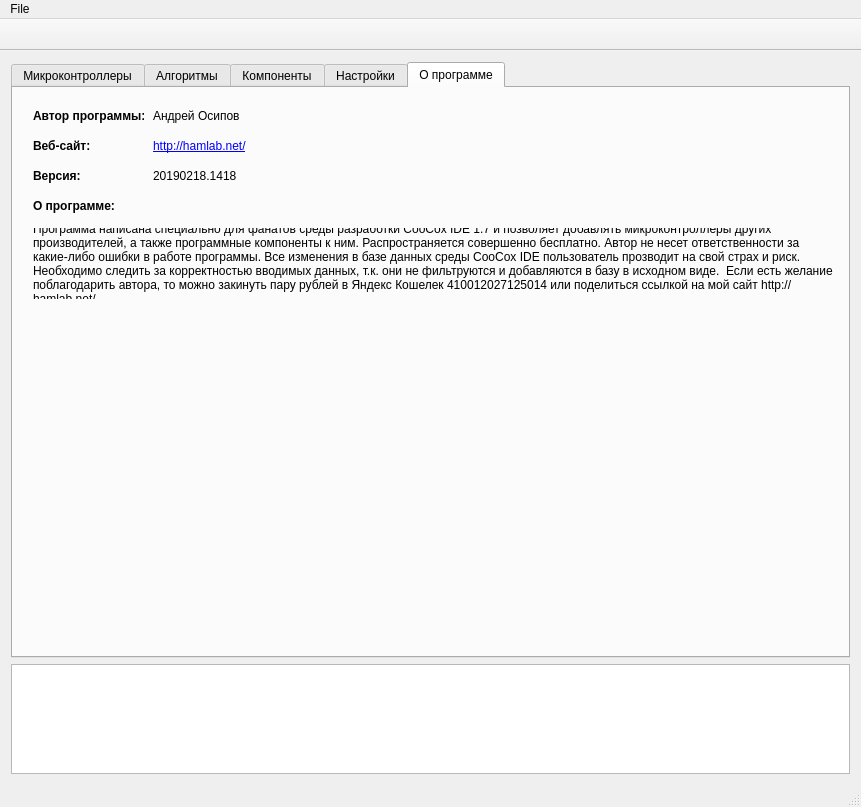
unsi9ned/coide-pack-installer, file src/views/mainform.ui: the form before one commit.
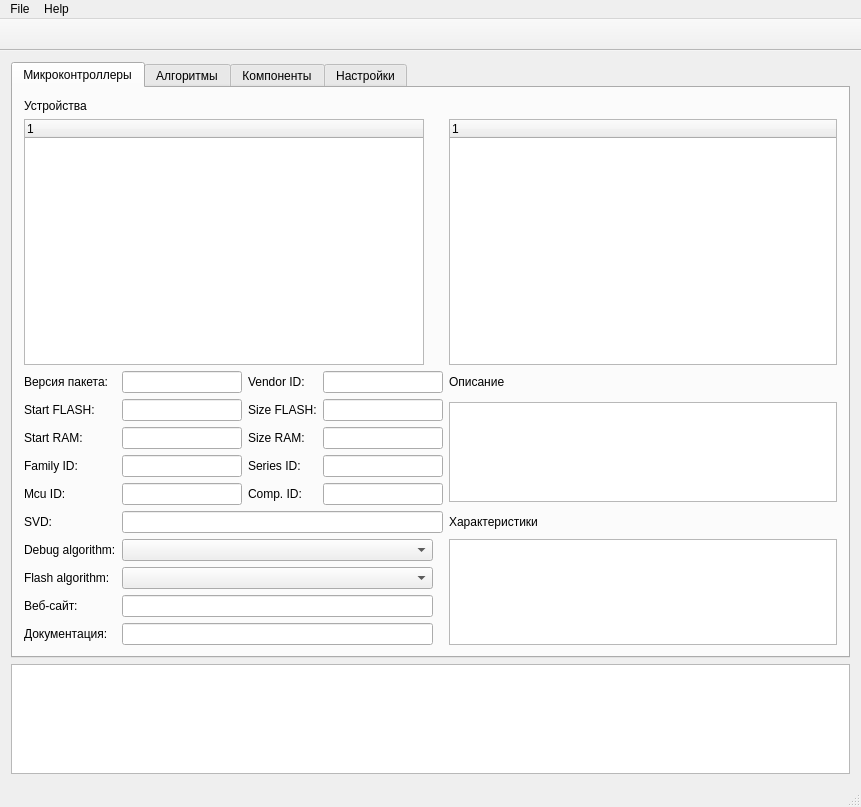
The form after the commit. The open tabs and pages were chosen to show the change. Icons and pictures are not drawn. Custom widgets are drawn as their Qt base class.

Commit message: Добавлено диалоговое окно "О программе"

Patch:
```diff
--- a/src/views/mainform.ui
+++ b/src/views/mainform.ui
@@ -724,153 +724,6 @@
         </property>
        </widget>
       </widget>
-      <widget class="QWidget" name="tab">
-       <attribute name="title">
-        <string>О программе</string>
-       </attribute>
-       <widget class="QLabel" name="label_22">
-        <property name="geometry">
-         <rect>
-          <x>20</x>
-          <y>20</y>
-          <width>111</width>
-          <height>16</height>
-         </rect>
-        </property>
-        <property name="font">
-         <font>
-          <weight>75</weight>
-          <bold>true</bold>
-         </font>
-        </property>
-        <property name="text">
-         <string>Автор программы:</string>
-        </property>
-       </widget>
-       <widget class="QLabel" name="label_23">
-        <property name="geometry">
-         <rect>
-          <x>140</x>
-          <y>20</y>
-          <width>91</width>
-          <height>16</height>
-         </rect>
-        </property>
-        <property name="text">
-         <string>Андрей Осипов</string>
-        </property>
-       </widget>
-       <widget class="QLabel" name="label_24">
-        <property name="geometry">
-         <rect>
-          <x>20</x>
-          <y>50</y>
-          <width>71</width>
-          <height>16</height>
-         </rect>
-        </property>
-        <property name="font">
-         <font>
-          <weight>75</weight>
-          <bold>true</bold>
-         </font>
-        </property>
-        <property name="text">
-         <string>Веб-сайт:</string>
-        </property>
-       </widget>
-       <widget class="QClickableLabel" name="labelWebSite">
-        <property name="geometry">
-         <rect>
-          <x>140</x>
-          <y>50</y>
-          <width>221</width>
-          <height>16</height>
-         </rect>
-        </property>
-        <property name="font">
-         <font>
-          <underline>true</underline>
-         </font>
-        </property>
-        <property name="cursor">
-         <cursorShape>PointingHandCursor</cursorShape>
-        </property>
-        <property name="styleSheet">
-         <string notr="true">color: rgb(0, 0, 255);</string>
-        </property>
-        <property name="text">
-         <string>http://hamlab.net/</string>
-        </property>
-       </widget>
-       <widget class="QLabel" name="label_26">
-        <property name="geometry">
-         <rect>
-          <x>20</x>
-          <y>80</y>
-          <width>71</width>
-          <height>16</height>
-         </rect>
-        </property>
-        <property name="font">
-         <font>
-          <weight>75</weight>
-          <bold>true</bold>
-         </font>
-        </property>
-        <property name="text">
-         <string>Версия:</string>
-        </property>
-       </widget>
-       <widget class="QLabel" name="labelAppVersion">
-        <property name="geometry">
-         <rect>
-          <x>140</x>
-          <y>80</y>
-          <width>221</width>
-          <height>16</height>
-         </rect>
-        </property>
-        <property name="text">
-         <string>20190218.1418</string>
-        </property>
-       </widget>
-       <widget class="QLabel" name="label_28">
-        <property name="geometry">
-         <rect>
-          <x>20</x>
-          <y>110</y>
-          <width>81</width>
-          <height>16</height>
-         </rect>
-        </property>
-        <property name="font">
-         <font>
-          <weight>75</weight>
-          <bold>true</bold>
-         </font>
-        </property>
-        <property name="text">
-         <string>О программе:</string>
-        </property>
-       </widget>
-       <widget class="QLabel" name="label_29">
-        <property name="geometry">
-         <rect>
-          <x>20</x>
-          <y>140</y>
-          <width>801</width>
-          <height>71</height>
-         </rect>
-        </property>
-        <property name="text">
-         <string>Программа написана специально для фанатов среды разработки CooCox IDE 1.7 и позволяет добавлять микроконтроллеры других производителей, а также программные компоненты к ним. Распространяется совершенно бесплатно. Автор не несет ответственности за какие-либо ошибки в работе программы. Все изменения в базе данных среды CooCox IDE пользователь прозводит на свой страх и риск. Необходимо следить за корректностью вводимых данных, т.к. они не фильтруются и добавляются в базу в исходном виде.  Если есть желание поблагодарить автора, то можно закинуть пару рублей в Яндекс Кошелек 410012027125014 или поделиться ссылкой на мой сайт http://hamlab.net/</string>
-        </property>
-        <property name="wordWrap">
-         <bool>true</bool>
-        </property>
-       </widget>
-      </widget>
      </widget>
     </item>
    </layout>
@@ -892,7 +745,14 @@
     <addaction name="separator"/>
     <addaction name="actionPreferences"/>
    </widget>
+   <widget class="QMenu" name="menuHelp">
+    <property name="title">
+     <string>Help</string>
+    </property>
+    <addaction name="actionAbout"/>
+   </widget>
    <addaction name="menuFile"/>
+   <addaction name="menuHelp"/>
   </widget>
   <widget class="QToolBar" name="toolBar">
    <property name="minimumSize">
@@ -927,15 +787,6 @@
   </action>
  </widget>
  <layoutdefault spacing="6" margin="11"/>
- <customwidgets>
-  <customwidget>
-   <class>QClickableLabel</class>
-   <extends>QLabel</extends>
-   <header>views/widgets/qclickablelabel.h</header>
-  </customwidget>
- </customwidgets>
- <resources>
-  <include location="../../resources/resources.qrc"/>
- </resources>
+ <resources/>
  <connections/>
 </ui>
```
Left out of the diff: 7 changed lines with no effect on the pictures. The commit also changes 11 other files.
